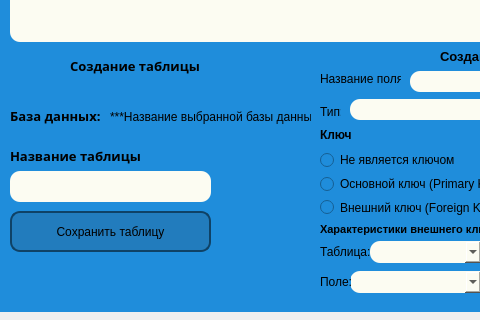
Before: the Qt Designer form Create_table.ui in Vova1707/VizSQL, drawn with Qt 5; both pictures show x 0 to 480 and y 219 to 539 of the 880 by 539 pixel window.
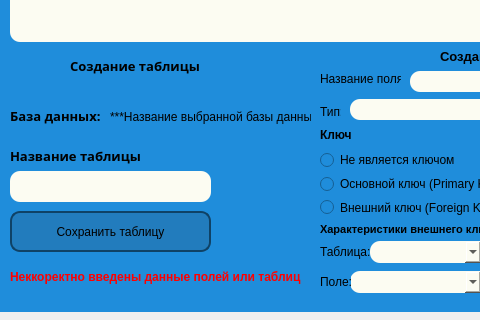
After: the same form once the commit is applied.

Diff of the .ui file:
```diff
--- a/Create_table.ui
+++ b/Create_table.ui
@@ -493,6 +493,28 @@
         <string>Характеристики внешнего ключа</string>
        </property>
       </widget>
+      <widget class="QLabel" name="error_create_table">
+       <property name="geometry">
+        <rect>
+         <x>10</x>
+         <y>480</y>
+         <width>301</width>
+         <height>31</height>
+        </rect>
+       </property>
+       <property name="font">
+        <font>
+         <weight>75</weight>
+         <bold>true</bold>
+        </font>
+       </property>
+       <property name="styleSheet">
+        <string notr="true">color: #f00</string>
+       </property>
+       <property name="text">
+        <string>Неккоректно введены данные полей или таблиц</string>
+       </property>
+      </widget>
      </widget>
     </item>
    </layout>
```
